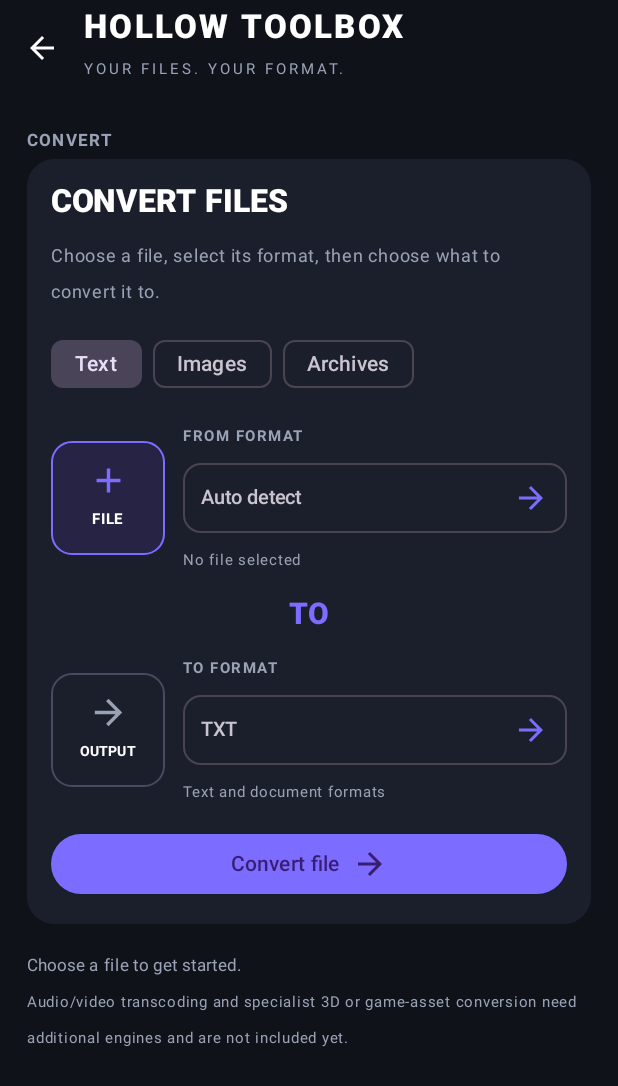
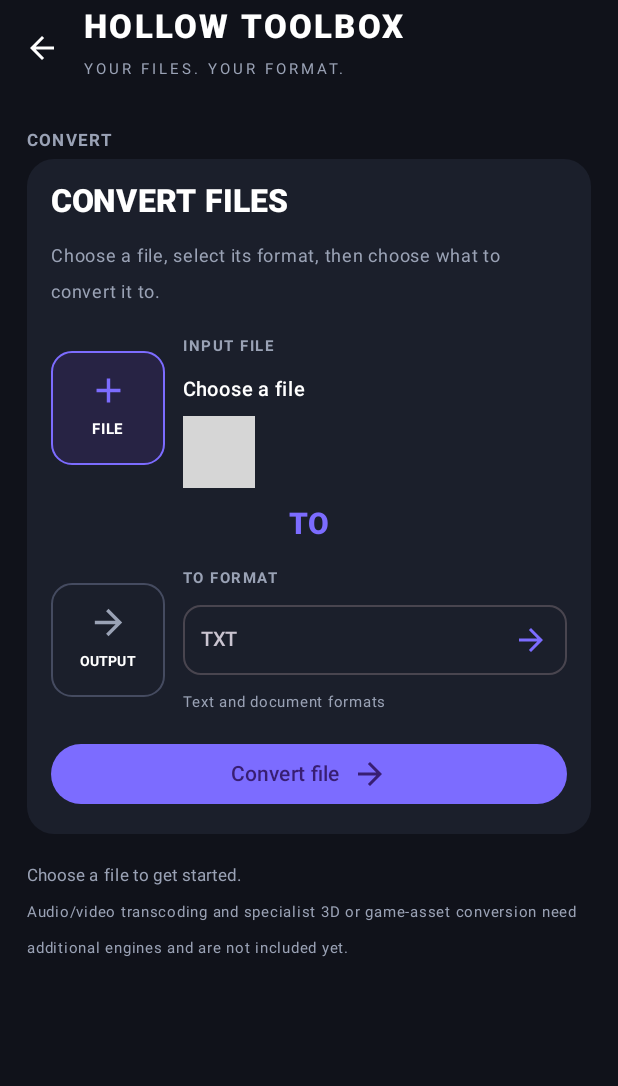
Before and after one commit to actuallynotholloww/Hollow-convert, an Android app built with Jetpack Compose: the screen it shows after launch (MainActivity), after a tap on "CONVERT FILES", on a phone screen of 412 x 824 dp. Shown: the top 1086 px of the screen. Run offline under Robolectric (Android 15) with nearby library versions, the phone set to English and light mode, and no system bars; 1 statement that could not run was skipped; grey boxes are pictures that could not be loaded.

Commit message:
Remove converter category tabs and manual source format selector

```diff
--- a/app/src/main/java/com/hollowshote/hollowconvert/MainActivity.kt
+++ b/app/src/main/java/com/hollowshote/hollowconvert/MainActivity.kt
@@ -205,24 +205,6 @@ fun HollowToolboxApp() {
                             Text("CONVERT FILES", fontWeight = FontWeight.Black, fontSize = 21.sp)
                             Text("Choose a file, select its format, then choose what to convert it to.", color = Muted, fontSize = 12.sp)
 
-                            Row(horizontalArrangement = Arrangement.spacedBy(7.dp)) {
-                                FilterChip(
-                                    selected = selectedTool == "Text & documents",
-                                    onClick = { selectedTool = "Text & documents"; sourceFormat = "Auto detect"; outputText = ""; outputBytes = null },
-                                    label = { Text("Text") }
-                                )
-                                FilterChip(
-                                    selected = selectedTool == "Images",
-                                    onClick = { selectedTool = "Images"; sourceFormat = "Auto detect"; outputText = ""; outputBytes = null },
-                                    label = { Text("Images") }
-                                )
-                                FilterChip(
-                                    selected = selectedTool == "Archives",
-                                    onClick = { selectedTool = "Archives"; sourceFormat = "ZIP"; outputText = ""; outputBytes = null },
-                                    label = { Text("Archives") }
-                                )
-                            }
-
                             var format by remember(selectedTool) {
                                 mutableStateOf(
                                     when (selectedTool) {
@@ -274,13 +256,9 @@ fun HollowToolboxApp() {
                                     }
                                 }
                                 Column(Modifier.weight(1f), verticalArrangement = Arrangement.spacedBy(5.dp)) {
-                                    Text("FROM FORMAT", color = Muted, fontSize = 10.sp, fontWeight = FontWeight.Bold, letterSpacing = 1.sp)
-                                    FormatDropdown(
-                                        value = sourceFormat,
-                                        options = inputFormats,
-                                        onSelected = { sourceFormat = it }
-                                    )
-                                    Text(sourceName, color = Muted, fontSize = 10.sp, maxLines = 1)
+                                    Text("INPUT FILE", color = Muted, fontSize = 10.sp, fontWeight = FontWeight.Bold, letterSpacing = 1.sp)
+                                    Text(if (sourceUri == null) "Choose a file" else sourceName, color = Color.White, fontSize = 13.sp, fontWeight = FontWeight.SemiBold, maxLines = 2)
+                                    Text(if (sourceUri == null) "Type will be detected automatically" else "Detected: " + detectedFileType, color = Accent, fontSize = 10.sp, maxLines = 1)
                                 }
                             }
 
```
